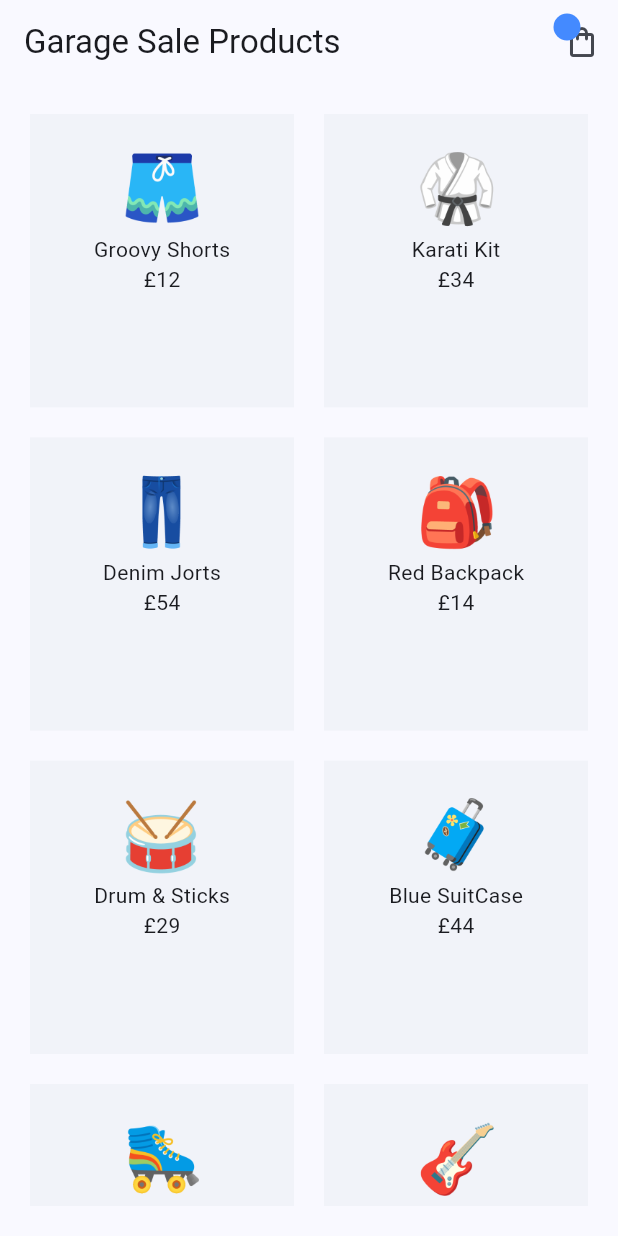
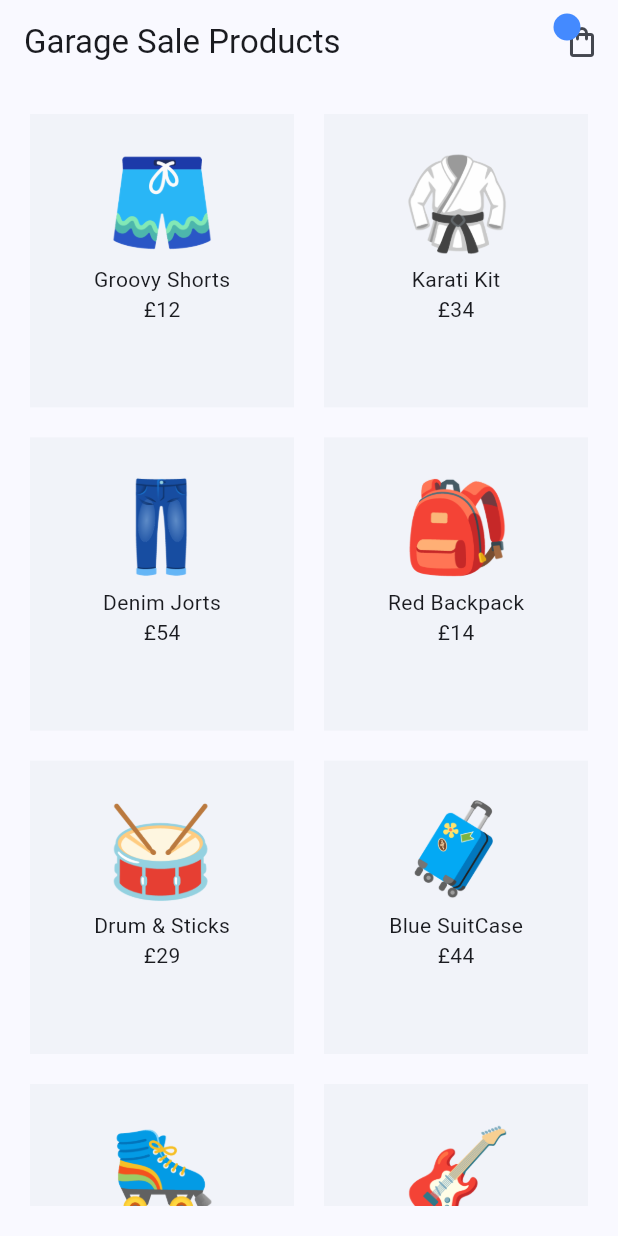
Before and after one commit to chima6985/Riverpod, a Flutter app: the screen it shows after launch, on a phone screen of 412 x 824 dp. Run offline on Flutter 3.47's test engine with Material 3 defaults, Android fonts, the phone set to English and light mode, and no system bars; our stand-ins replace flutter_riverpod.

```diff
--- a/lib/screens/home/home_screen.dart
+++ b/lib/screens/home/home_screen.dart
@@ -3,11 +3,11 @@ import 'package:flutter_riverpod/flutter_riverpod.dart';
 import 'package:riverpod_files/providers/products_proviier.dart';
 import 'package:riverpod_files/shared/cart_icon.dart';
 
-class HomeScreen extends ConsumerWidget{
+class HomeScreen extends ConsumerWidget {
   const HomeScreen({super.key});
 
   @override
-  Widget build(BuildContext context, WidgetRef ref ) {
+  Widget build(BuildContext context, WidgetRef ref) {
     final allproducts = ref.watch(productsProvider);
 
     return Scaffold(
@@ -19,22 +19,25 @@ class HomeScreen extends ConsumerWidget{
         padding: const EdgeInsets.all(20),
         child: GridView.builder(
           itemCount: allproducts.length,
-          gridDelegate:const SliverGridDelegateWithFixedCrossAxisCount(
+          gridDelegate: const SliverGridDelegateWithFixedCrossAxisCount(
             crossAxisCount: 2,
             mainAxisSpacing: 20,
             crossAxisSpacing: 20,
             childAspectRatio: 0.9,
           ),
-          itemBuilder:(context, index) {
+          itemBuilder: (context, index) {
             return Container(
               padding: const EdgeInsets.all(20),
               color: Colors.blueGrey.withOpacity(0.05),
               child: Column(
                 children: [
-                  Image.asset(allProducts[index].image,width: 60,height: 60,),
+                  Image.asset(
+                    allProducts[index].image,
+                    width: 80,
+                    height: 80,
+                  ),
                   Text(allproducts[index].title),
-                   Text('£${allproducts[index].price}'),
-
+                  Text('£${allproducts[index].price}'),
                 ],
               ),
             );
```
Also changed, not shown: 4 other files.
